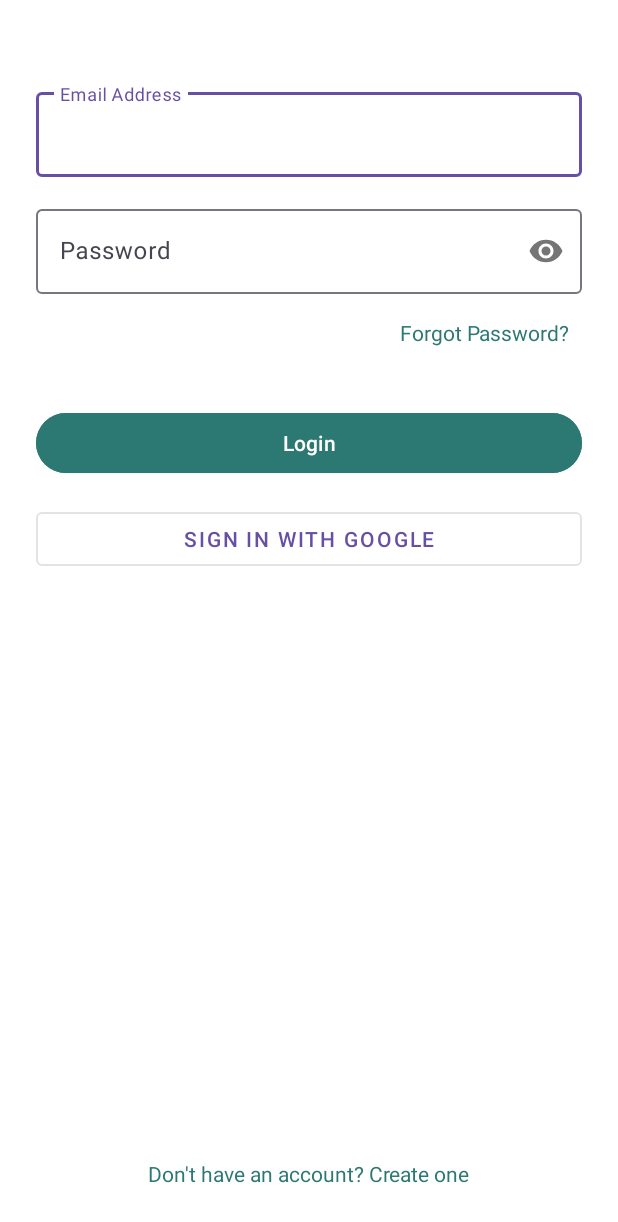
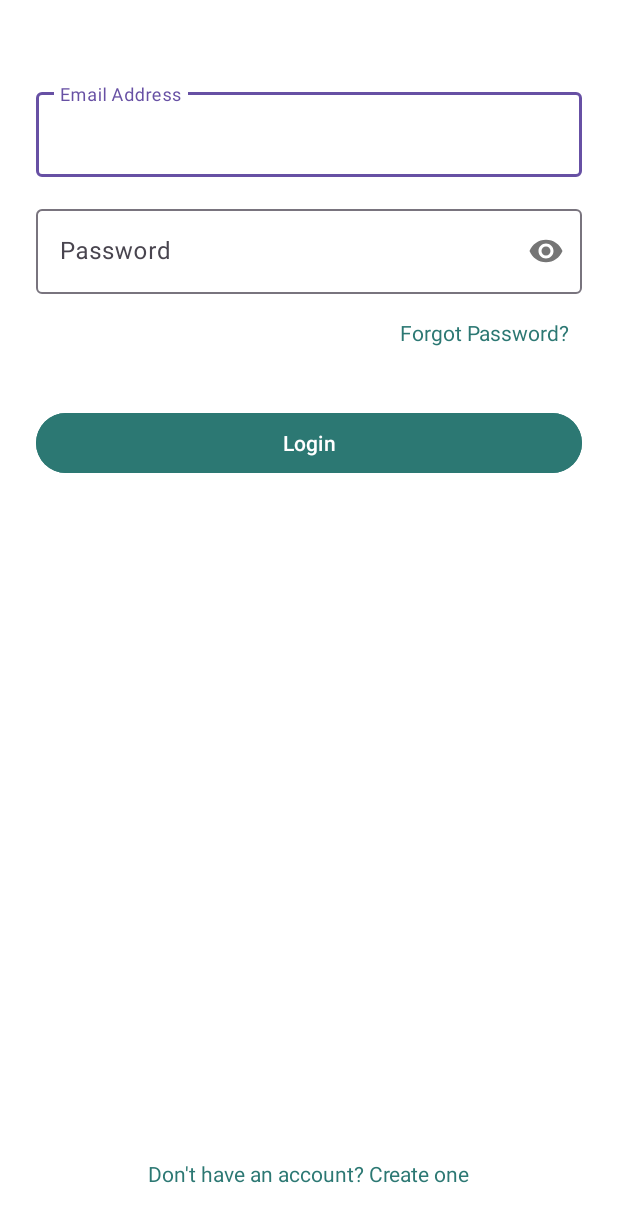
Before and after one commit to akiraka123/Bangkit_Project_Capstone_FoodTopia, an Android app: the LoginActivity screen opened directly, with no data from a screen before it, on a phone screen of 412 x 824 dp. Shown: the top 1222 px of the screen. Run offline under Robolectric (Android 15) with nearby library versions, the phone set to English and light mode, and no system bars; our stand-ins replace CircleImageView.

Commit message:
remove Google Sign-In buttons from auth screens
- Remove Google Sign-In button from login screen
- Remove Google Sign-Up button from create account screen

```diff
--- a/app/src/main/java/com/dicoding/foodtopia/LoginActivity.kt
+++ b/app/src/main/java/com/dicoding/foodtopia/LoginActivity.kt
@@ -83,11 +83,6 @@ class LoginActivity : AppCompatActivity() {
             // TODO: Implement forgot password functionality
             Toast.makeText(this, "Forgot password clicked", Toast.LENGTH_SHORT).show()
         }
-
-        binding.googleSignInButton.setOnClickListener {
-            // TODO: Implement Google Sign In
-            Toast.makeText(this, "Google Sign In clicked", Toast.LENGTH_SHORT).show()
-        }
     }
 
     private fun validateInput(email: String, password: String): Boolean {
--- a/app/src/main/res/layout/activity_login.xml
+++ b/app/src/main/res/layout/activity_login.xml
@@ -59,15 +59,6 @@
         android:layout_marginTop="32dp"
         app:layout_constraintTop_toBottomOf="@id/forgotPasswordText" />
 
-    <com.google.android.material.button.MaterialButton
-        android:id="@+id/googleSignInButton"
-        android:layout_width="match_parent"
-        android:layout_height="wrap_content"
-        android:text="@string/sign_in_with_google"
-        android:layout_marginTop="16dp"
-        style="@style/Widget.MaterialComponents.Button.OutlinedButton"
-        app:layout_constraintTop_toBottomOf="@id/loginButton" />
-
     <TextView
         android:id="@+id/createAccountText"
         android:layout_width="wrap_content"
```
Also changed, not shown: app/src/main/res/layout/activity_create_account.xml (+0 -9 lines).
